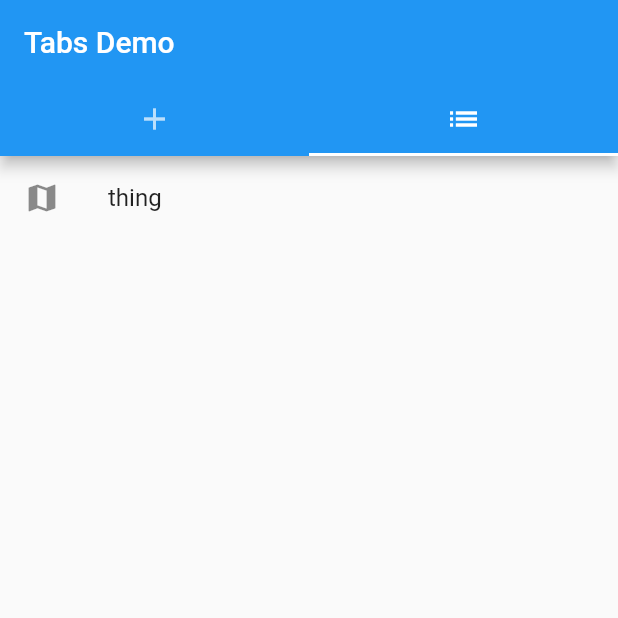
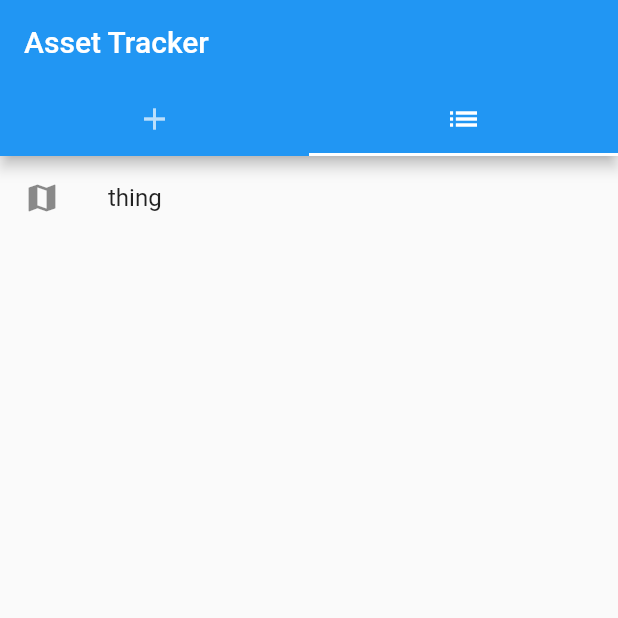
Before and after one commit to dragonchain/assetTracker, a Flutter app: the screen it shows after launch, tab 2 chosen, on a phone screen of 412 x 824 dp, the top half of it. Run offline on Flutter 3.47's test engine with Material 2 defaults, Android fonts, the phone set to English and light mode, and no system bars; our stand-ins replace camera, geolocator, google_maps_flutter; missing offline and left inert: barcode_scan, dragonchain_sdk.

Commit message:
map working

```diff
--- a/lib/add_screen.dart
+++ b/lib/add_screen.dart
@@ -7,6 +7,7 @@ import 'package:dragonchain_sdk/dragonchain_sdk.dart';
 import 'package:flutter/material.dart';
 import 'package:geolocator/geolocator.dart';
 
+import 'actions/get_dragonchain_client.dart';
 import 'actions/take_photo.dart';
 
 class AddScreen extends StatefulWidget {
@@ -37,15 +38,12 @@ class AddScreenState extends State<AddScreen> {
   }
 
   _getBarcode() async {
-    String barcode = await BarcodeScanner.scan();
-    return barcode;
-  }
-
-  _getDragonchainClient() async {
-    return DragonchainClient.createClient(
-        dragonchainId: '29xBXnCxpMQso9zhCNsegA13WYtTH24JDedszndt5XTd8',
-        authKey: 'SuzacGlkY9T01PJ89Ha7SjEGoubwoc4Ue29p8SI8jp4',
-        authKeyId: 'HJXOAMYAVUJG');
+    try {
+      String barcode = await BarcodeScanner.scan(); // throws if user exits
+      return barcode;
+    } catch (e) {
+      return '';
+    }
   }
 
   _appendItemHistory() async {
@@ -53,7 +51,7 @@ class AddScreenState extends State<AddScreen> {
     File file = await _getPhotoOfNewItem();
     Position position = await _getCurrentPosition();
     String barcode = await _getBarcode();
-    DragonchainClient dragonchainClient = await _getDragonchainClient();
+    DragonchainClient dragonchainClient = await getDragonchainClient();
     this.setState(() => _isLoading = false);
 
     var response = await dragonchainClient.createTransaction('banana', {
@@ -77,17 +75,16 @@ class AddScreenState extends State<AddScreen> {
           body: new Center(
         child: new Column(
           children: <Widget>[
-            _isLoading
-                ? CircularProgressIndicator()
-                : new Container(
-                    child: new MaterialButton(
-                      color: Color.fromRGBO(0, 1, 1, 0),
+            new Container(
+              child: _isLoading
+                  ? CircularProgressIndicator()
+                  : new RaisedButton(
                       onPressed: _appendItemHistory,
                       child: new Text("Scan a new Item!"),
                       autofocus: true,
                     ),
-                    padding: const EdgeInsets.all(8.0),
-                  ),
+              padding: const EdgeInsets.all(8.0),
+            ),
           ],
         ),
       )),
--- a/lib/list_screen.dart
+++ b/lib/list_screen.dart
@@ -1,4 +1,6 @@
 import 'package:flutter/material.dart';
+
+import 'map_screen.dart';
 
 class ListItemsScreen extends StatefulWidget {
   @override
@@ -7,7 +9,7 @@ class ListItemsScreen extends StatefulWidget {
 
 class ListItemsScreenState extends State<ListItemsScreen> {
   Future<List<Map<String, String>>> _getItems() async {
-    //TODO: call dragonchain instead of sleep
+    // TODO: call a dragonchain instead of sleeping for 1 second
     await new Future.delayed(const Duration(seconds: 1), () => "1");
 
     return [
@@ -15,9 +17,9 @@ class ListItemsScreenState extends State<ListItemsScreen> {
     ];
   }
 
-  @override
-  void initState() {
-    super.initState();
+  _goToMapView(String barcode) async {
+    var result = await Navigator.push(context, MaterialPageRoute(builder: (context) => MapScreen(barcode: barcode)));
+    return result;
   }
 
   @override
@@ -30,9 +32,10 @@ class ListItemsScreenState extends State<ListItemsScreen> {
                 if (snapshot.hasError) {
                   print(snapshot.error);
                 }
-                var banana = snapshot.data.map((f) => ListTile(leading: Icon(Icons.map), title: Text(f['name']))).toList();
-
-                return new ListView(children: banana);
+                var listTiles = snapshot.data
+                    .map((f) => ListTile(onTap: () async => _goToMapView(f['barcode']), leading: Icon(Icons.map), title: Text(f['name'])))
+                    .toList();
+                return new ListView(children: listTiles);
               }
               return new ListView(children: [ListTile(leading: Icon(Icons.map), title: Text('Nothing Here'))]);
             }));
--- a/lib/welcome_screen.dart
+++ b/lib/welcome_screen.dart
@@ -17,7 +17,7 @@ class WelcomeScreen extends StatelessWidget {
                 Tab(icon: Icon(Icons.list)),
               ],
             ),
-            title: Text('Tabs Demo'),
+            title: Text('Asset Tracker'),
           ),
           body: TabBarView(
             children: [
--- a/pubspec.yaml
+++ b/pubspec.yaml
@@ -21,6 +21,7 @@ dependencies:
   dragonchain_sdk:
     path: ../dragonchain-sdk-dart/dragonchain_sdk
   geolocator: ^5.1.5
+  google_maps_flutter: 0.5.21+11
   camera:
   path_provider:
   path:
```
Also changed, not shown: lib/actions/get_dragonchain_client.dart (added, +8 -0 lines), lib/map_screen.dart (added, +82 -0 lines), pubspec.lock, 3 other files.
